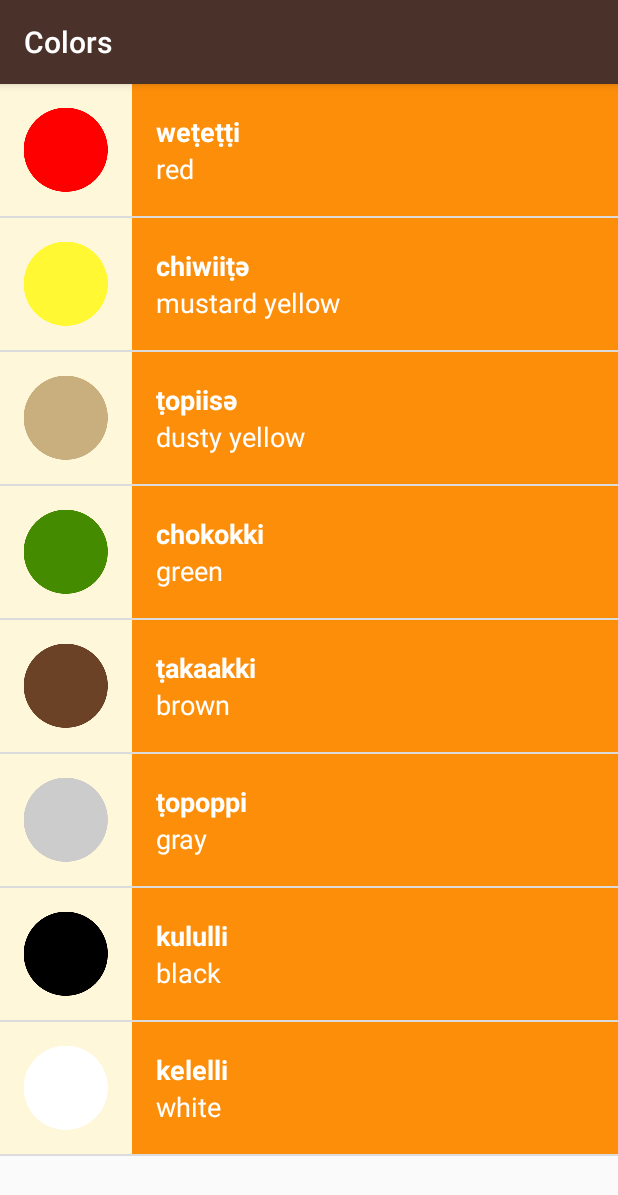
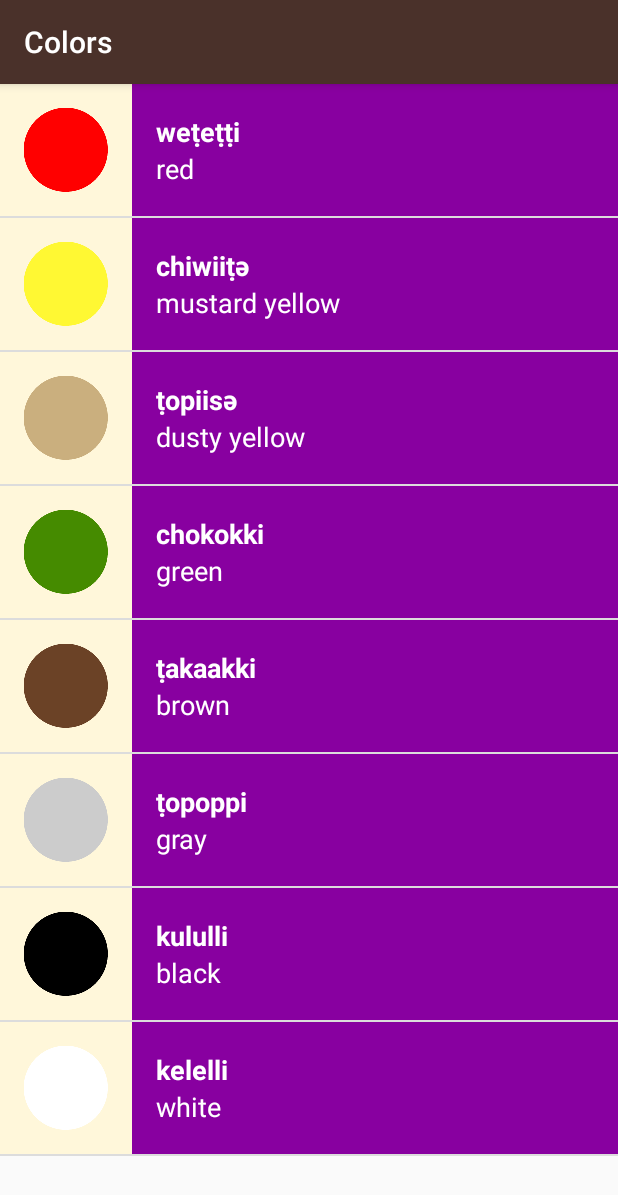
Before and after one commit to GlaDdos/MiwokLanguage, an Android app: the ColorsActivity screen opened directly, with no data from a screen before it, on a phone screen of 412 x 824 dp. Shown: the top 1195 px of the screen. Run offline under Robolectric (Android 15) with nearby library versions, the light colour scheme and no system bars.

Commit message:
Modification to WordAdapter to accept text background color

```diff
--- a/app/src/main/java/com/example/kamil/miwoklanguage/ColorsActivity.java
+++ b/app/src/main/java/com/example/kamil/miwoklanguage/ColorsActivity.java
@@ -28,7 +28,7 @@ public class ColorsActivity extends AppCompatActivity {
 
         ListView listView = (ListView) findViewById(R.id.wordList);
 
-        WordAdapter wordAdapter = new WordAdapter(this, words);
+        WordAdapter wordAdapter = new WordAdapter(this, words, R.color.category_colors);
         listView.setAdapter(wordAdapter);
     }
 }
--- a/app/src/main/java/com/example/kamil/miwoklanguage/FamilyActivity.java
+++ b/app/src/main/java/com/example/kamil/miwoklanguage/FamilyActivity.java
@@ -28,7 +28,7 @@ public class FamilyActivity extends AppCompatActivity {
         words.add(new Word("grandfather", "paapa", R.drawable.family_grandfather));
 
         ListView listView = (ListView) findViewById(R.id.wordList);
-        WordAdapter wordAdapter = new WordAdapter(this, words);
+        WordAdapter wordAdapter = new WordAdapter(this, words, R.color.category_family);
         listView.setAdapter(wordAdapter);
     }
 }
--- a/app/src/main/java/com/example/kamil/miwoklanguage/NumbersActivity.java
+++ b/app/src/main/java/com/example/kamil/miwoklanguage/NumbersActivity.java
@@ -28,7 +28,7 @@ public class NumbersActivity extends AppCompatActivity {
         words.add(new Word("nine", "wo'e", R.drawable.number_nine));
         words.add(new Word("ten", "na'aacha", R.drawable.number_ten));
 
-        WordAdapter wordAdapter = new WordAdapter(this, words);
+        WordAdapter wordAdapter = new WordAdapter(this, words, R.color.category_numbers);
 
         ListView listViewNumbers = (ListView) findViewById(R.id.wordList);
         listViewNumbers.setAdapter(wordAdapter);
--- a/app/src/main/java/com/example/kamil/miwoklanguage/PhrasesActivity.java
+++ b/app/src/main/java/com/example/kamil/miwoklanguage/PhrasesActivity.java
@@ -30,7 +30,7 @@ public class PhrasesActivity extends AppCompatActivity {
         words.add(new Word("Come here.", "әnni'nem"));
 
         ListView listView = (ListView) findViewById(R.id.wordList);
-        WordAdapter wordAdapter = new WordAdapter(this, words);
+        WordAdapter wordAdapter = new WordAdapter(this, words, R.color.category_phrases);
         listView.setAdapter(wordAdapter);
     }
 }
--- a/app/src/main/java/com/example/kamil/miwoklanguage/WordAdapter.java
+++ b/app/src/main/java/com/example/kamil/miwoklanguage/WordAdapter.java
@@ -3,11 +3,13 @@ package com.example.kamil.miwoklanguage;
 import android.app.Activity;
 import android.support.annotation.NonNull;
 import android.support.annotation.Nullable;
+import android.support.v4.content.ContextCompat;
 import android.view.LayoutInflater;
 import android.view.View;
 import android.view.ViewGroup;
 import android.widget.ArrayAdapter;
 import android.widget.ImageView;
+import android.widget.LinearLayout;
 import android.widget.TextView;
 
 import java.util.ArrayList;
@@ -15,10 +17,13 @@ import java.util.ArrayList;
 
 public class WordAdapter extends ArrayAdapter<Word> {
     private static final String LOG_TAG = WordAdapter.class.getSimpleName();
+    private int backgroundColorId;
 
 
-    public WordAdapter(Activity context, ArrayList<Word> word) {
+    public WordAdapter(Activity context, ArrayList<Word> word, int backgroundColorId) {
         super(context,0, word);
+
+        this.backgroundColorId = backgroundColorId;
     }
 
     @NonNull
@@ -35,10 +40,18 @@ public class WordAdapter extends ArrayAdapter<Word> {
         TextView primaryItem = (TextView) listItemView.findViewById(R.id.textViewPrimary);
         TextView secondaryItem = (TextView) listItemView.findViewById(R.id.textViewSecondary);
         ImageView imageView = (ImageView) listItemView.findViewById(R.id.image);
+        LinearLayout linearLayout = (LinearLayout) listItemView.findViewById(R.id.textContainer);
 
         primaryItem.setText(currentWord.getMiwokTranslation());
         secondaryItem.setText(currentWord.getDefaultTranslation());
-        imageView.setImageResource(currentWord.getImageResourceId());
+        linearLayout.setBackgroundColor(ContextCompat.getColor(getContext(), backgroundColorId));
+
+        if(currentWord.getImageResourceId() != 0) {
+            imageView.setImageResource(currentWord.getImageResourceId());
+
+        } else {
+            imageView.setVisibility(View.GONE);
+        }
 
         return listItemView;
     }
```
